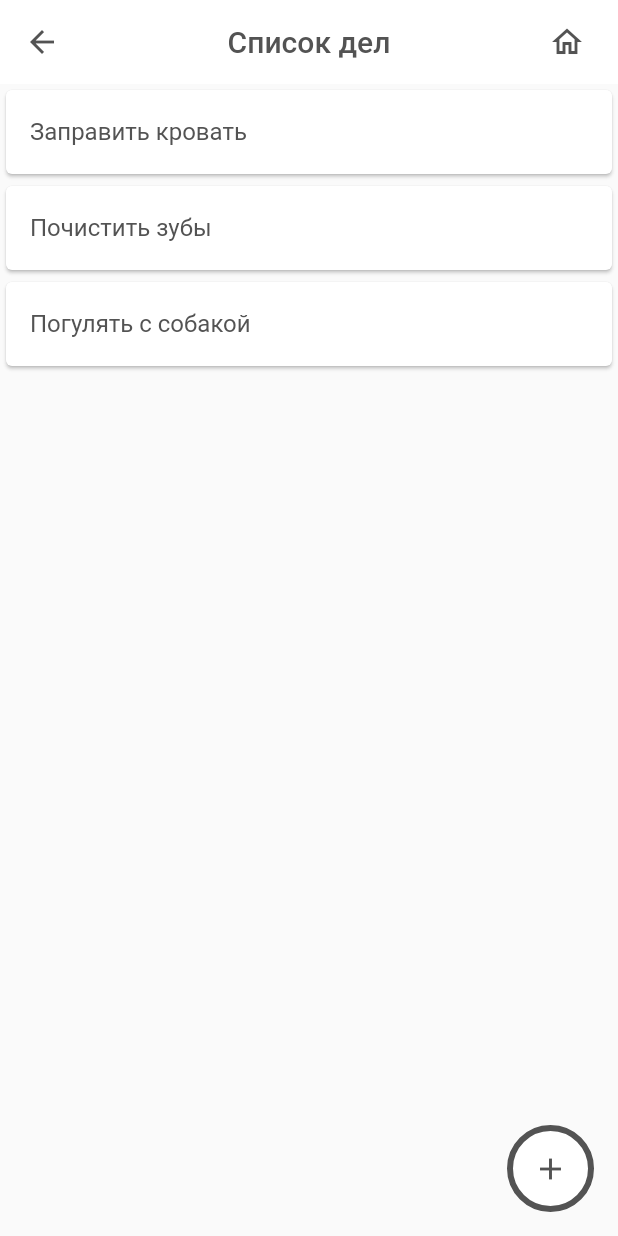
After one commit to Fllleshka/MyResumeDartFlutter, a Flutter app: the ToDo screen opened by its route, on a phone screen of 412 x 824 dp. The commit adds this screen. Run offline on Flutter 3.47's test engine with Material 2 defaults, Android fonts, the light colour scheme and no system bars.

Commit message:
Update page ToDo

```diff
--- /dev/null
+++ b/lib/pages/todo.dart
@@ -0,0 +1,152 @@
+import 'package:flutter/cupertino.dart';
+import 'package:flutter/material.dart';
+import 'package:myresume/pages/constants.dart';
+
+class ToDo extends StatefulWidget {
+
+  @override
+  State<ToDo> createState() => _ToDoState();
+}
+
+class _ToDoState extends State<ToDo> {
+
+  String _userDoDo = '';
+  List todolist = [];
+
+  @override
+  void initState() {
+    super.initState();
+    todolist.addAll(['Заправить кровать','Почистить зубы', 'Погулять с собакой']);
+  }
+
+  @override
+  Widget build(BuildContext context) {
+      return Scaffold(
+        appBar: AppBar(
+          backgroundColor: Colors.white,
+          elevation: 0,
+          title: Text(
+            'Список дел',
+            style: TextStyle(
+              color: kTextColor,
+            ),
+          ),
+          centerTitle: true,
+          leading:
+          IconButton(
+            icon: Icon(
+              Icons.arrow_back,
+              color: kTextColor,
+            ),
+            onPressed: (){
+              Navigator.pop(context);
+            },
+          ),
+          actions: <Widget>[
+            IconButton(
+              icon: Icon(
+                Icons.home_outlined,
+                color: kTextColor,
+              ),
+              onPressed: (){
+                // Переход домой без возможности возврата
+                Navigator.pushReplacementNamed(context, '/');
+              },
+            ),
+            // Небольшой отступ справа
+            SizedBox(width: kDefaultPaddin / 2)
+          ],
+        ),
+        body: ListView.builder(
+          itemCount: todolist.length,
+          itemBuilder: (
+              BuildContext context,
+              int index) {
+                return Dismissible(
+                    key: Key(
+                      todolist[index]
+                    ),
+                    child: Card(
+                        child: ListTile(
+                          title: Text(
+                            todolist[index]
+                          ),
+                        ),
+                      ),
+                    onDismissed: (direction){
+                      // Удаление справа на лево
+                      if((direction == DismissDirection.endToStart) || (direction == DismissDirection.startToEnd)){
+                        showDialog(
+                          context: context,
+                          builder: (BuildContext context){
+                            return AlertDialog(
+                              title: Text('Ты лучший!',
+                                textAlign: TextAlign.center,
+                              ),
+                              content: Image.asset(
+                                "../../assets/gifs/goodjob.gif",
+                                height: 228,
+                                width: 315,
+                              ),
+                            );
+                          },
+                        );
+                        todolist.removeAt(index);
+                      }
+                    },
+                );
+          },
+        ),
+        floatingActionButton: Material(
+          type: MaterialType.transparency,
+          child: Ink(
+            decoration: BoxDecoration(
+              border: Border.all(
+                  color: kTextColor,
+                  width: 4.0
+              ),
+              color: Colors.white,
+              shape: BoxShape.circle,
+            ),
+            child: InkWell(
+              borderRadius: BorderRadius.circular(1000.0),
+              onTap: (){
+                showDialog(
+                  context: context,
+                  builder: (BuildContext context){
+                    return AlertDialog(
+                      title: Text('Добавить задание'),
+                      content: TextField(
+                        onChanged: (String value){
+                          _userDoDo = value;
+                        },
+                      ),
+                      actions: [
+                        ElevatedButton(
+                            onPressed: (){
+                              setState(() {
+                                todolist.add(_userDoDo);
+                              });
+                            Navigator.of(context).pop();
+                            },
+                            child: Text('Добавить')
+                        )
+                      ],
+                    );
+                  }
+                );
+              },
+              child: Padding(
+                padding: EdgeInsets.all(13.0),
+                child: Icon(
+                  Icons.add,
+                  color: kTextColor,
+                ),
+              ),
+            ),
+          ),
+        )
+      );
+
+    }
+}
```
Also changed, not shown: lib/main.dart (+5 -3 lines), lib/pages/main_screen.dart (+6 -5 lines), assets/gifs/goodjob.gif (added).
